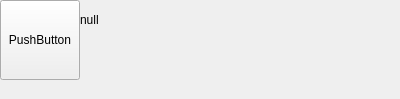
The window that DataModeView/UserInfoFrame.ui (MRcao1001/Ddecode-QT-TCP-customWidget-MVD-MVC-MVVM-) describes before a commit, drawn with Qt 5.
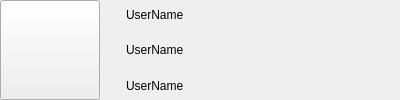
The same window after the commit. Icons and pictures are not drawn.

Patch:
```diff
--- a/DataModeView/UserInfoFrame.ui
+++ b/DataModeView/UserInfoFrame.ui
@@ -14,9 +14,6 @@
    <string>Frame</string>
   </property>
   <layout class="QHBoxLayout" name="horizontalLayout">
-   <property name="spacing">
-    <number>0</number>
-   </property>
    <property name="leftMargin">
     <number>0</number>
    </property>
@@ -38,8 +35,8 @@
       <widget class="QPushButton" name="pushButton">
        <property name="minimumSize">
         <size>
-         <width>80</width>
-         <height>80</height>
+         <width>100</width>
+         <height>100</height>
         </size>
        </property>
        <property name="maximumSize">
@@ -49,53 +46,20 @@
         </size>
        </property>
        <property name="text">
-        <string>PushButton</string>
+        <string/>
        </property>
-      </widget>
-     </item>
-     <item>
-      <spacer name="verticalSpacer">
-       <property name="orientation">
-        <enum>Qt::Vertical</enum>
+       <property name="icon">
+        <iconset resource="../img.qrc">
+         <normaloff>:/img/DecodeLOGO_BigSize.png</normaloff>:/img/DecodeLOGO_BigSize.png</iconset>
        </property>
-       <property name="sizeHint" stdset="0">
+       <property name="iconSize">
         <size>
-         <width>20</width>
-         <height>40</height>
+         <width>60</width>
+         <height>60</height>
         </size>
        </property>
-      </spacer>
-     </item>
-    </layout>
-   </item>
-   <item>
-    <layout class="QVBoxLayout" name="verticalLayout">
-     <item>
-      <widget class="QLabel" name="UserNameLabel">
-       <property name="minimumSize">
-        <size>
-         <width>200</width>
-         <height>40</height>
-        </size>
-       </property>
-       <property name="text">
-        <string>null</string>
-       </property>
       </widget>
      </item>
-     <item>
-      <spacer name="verticalSpacer_2">
-       <property name="orientation">
-        <enum>Qt::Vertical</enum>
-       </property>
-       <property name="sizeHint" stdset="0">
-        <size>
-         <width>20</width>
-         <height>40</height>
-        </size>
-       </property>
-      </spacer>
-     </item>
     </layout>
    </item>
    <item>
@@ -103,6 +67,65 @@
      <property name="orientation">
       <enum>Qt::Horizontal</enum>
      </property>
+     <property name="sizeType">
+      <enum>QSizePolicy::Fixed</enum>
+     </property>
+     <property name="sizeHint" stdset="0">
+      <size>
+       <width>20</width>
+       <height>20</height>
+      </size>
+     </property>
+    </spacer>
+   </item>
+   <item>
+    <layout class="QVBoxLayout" name="verticalLayout_3">
+     <item>
+      <widget class="QLabel" name="UserNameLabel">
+       <property name="minimumSize">
+        <size>
+         <width>200</width>
+         <height>0</height>
+        </size>
+       </property>
+       <property name="text">
+        <string>UserName</string>
+       </property>
+      </widget>
+     </item>
+     <item>
+      <widget class="QLabel" name="UserIPLabel">
+       <property name="minimumSize">
+        <size>
+         <width>200</width>
+         <height>0</height>
+        </size>
+       </property>
+       <property name="text">
+        <string>UserName</string>
+       </property>
+      </widget>
+     </item>
+     <item>
+      <widget class="QLabel" name="UserTicketLabel">
+       <property name="minimumSize">
+        <size>
+         <width>200</width>
+         <height>0</height>
+        </size>
+       </property>
+       <property name="text">
+        <string>UserName</string>
+       </property>
+      </widget>
+     </item>
+    </layout>
+   </item>
+   <item>
+    <spacer name="horizontalSpacer_2">
+     <property name="orientation">
+      <enum>Qt::Horizontal</enum>
+     </property>
      <property name="sizeHint" stdset="0">
       <size>
        <width>40</width>
```
Left out of the diff: 6 changed lines with no effect on the pictures.
